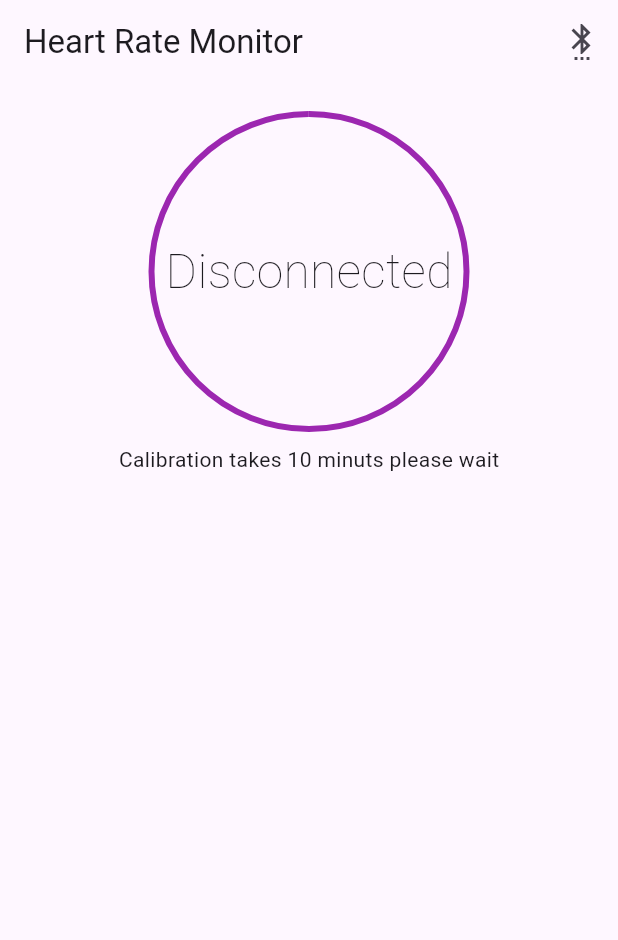
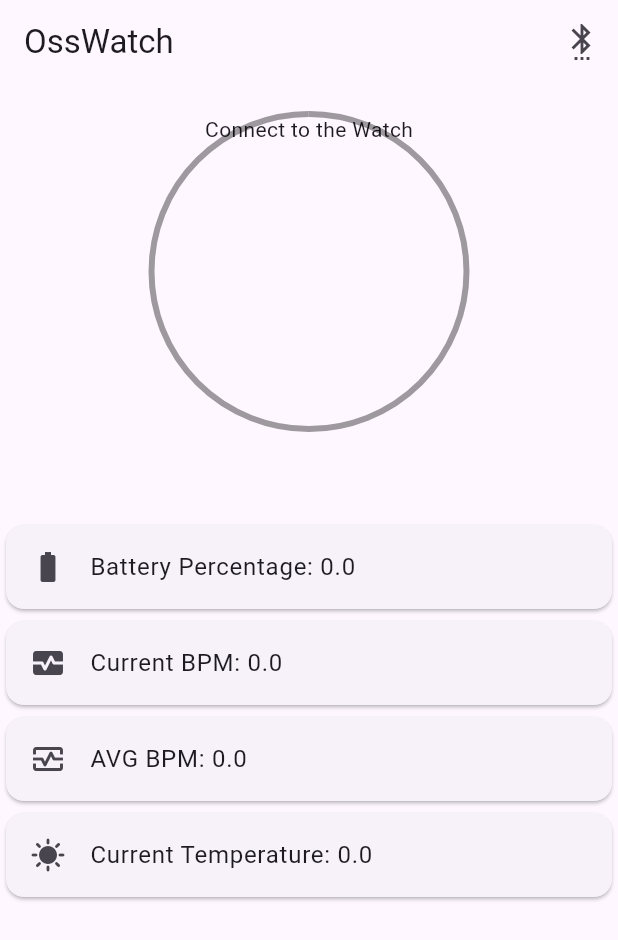
Before and after one commit to iSpammer/esp32_smartwatch_app_manager, a Flutter app: the screen it shows after launch, on a phone screen of 412 x 824 dp. Shown: the top 940 px of the screen. Run offline on Flutter 3.47's test engine with Material 2 defaults, Android fonts, the phone set to English and light mode, and no system bars; our stand-ins replace flutter_bluetooth_serial, lottie.

Commit message:
2nd kommit

```diff
--- a/lib/main.dart
+++ b/lib/main.dart
@@ -12,12 +12,12 @@ class MyApp extends StatelessWidget {
   @override
   Widget build(BuildContext context) {
     return MaterialApp(
-      title: 'Soil Humidity App',
+      title: 'OssWatch',
       theme: ThemeData(
         primarySwatch: Colors.green,
         useMaterial3: true,
       ),
-      home: const MyHomePage(title: 'Heart Rate Monitor'),
+      home: const MyHomePage(title: 'OssWatch'),
     );
   }
 }
--- a/lib/my_home_page.dart
+++ b/lib/my_home_page.dart
@@ -30,6 +30,8 @@ class _MyHomePageState extends State<MyHomePage> {
   double? percentValue;
   double? avgvalue = 0;
   double? currvalue = 0;
+  double? temp = 0;
+  double? batSOC = 0;
 
   void _onDataReceived(Uint8List data) {
     // Allocate buffer for parsed data
@@ -79,11 +81,15 @@ class _MyHomePageState extends State<MyHomePage> {
     var dateList = message.split(" ");
     double? analogMessage = double.tryParse(dateList[0].trim());
     double? analogMessage2 = double.tryParse(dateList[1].trim());
+    double? analogMessage3 = double.tryParse(dateList[2].trim());
+    double? analogMessage4 = double.tryParse(dateList[3].trim());
     setState(() {
       var percent = (analogMessage ?? 0) / 220;
-      percentValue = percent ; // inverse percent
+      percentValue = percent; // inverse percent
       avgvalue = analogMessage;
       currvalue = analogMessage2;
+      batSOC = analogMessage3;
+      temp = analogMessage4;
     });
 
     print("new msg $dateList perc ${percentValue!}");
@@ -136,7 +142,7 @@ class _MyHomePageState extends State<MyHomePage> {
         width: double.infinity,
         child: Column(
           children: [
-            const SizedBox(height: 20),
+            const SizedBox(height: 20,),
             Builder(
               builder: (context) {
                 switch (_btStatus) {
@@ -146,15 +152,19 @@ class _MyHomePageState extends State<MyHomePage> {
                     return PercentIndicator.connecting();
                   case BluetoothConnectionState.connected:
                     return PercentIndicator.connected(
-                      percent: percentValue ?? 0,
+                      percent: batSOC!/100 ?? 0,
                       avgValue: avgvalue!.toString(),
-
                     );
                   case BluetoothConnectionState.error:
                     return const PercentIndicator.error();
                 }
               },
             ),
+            const SizedBox(height: 50),
+            Card(child: ListTile(leading: Icon(Icons.battery_std) ,title: Text("Battery Percentage: ${batSOC!}"),),),
+            Card(child: ListTile(leading: Icon(Icons.monitor_heart) ,title: Text("Current BPM: ${currvalue!}"),),),
+            Card(child: ListTile(leading: Icon(Icons.monitor_heart_outlined) ,title: Text("AVG BPM: ${avgvalue!}"),),),
+            Card(child: ListTile(leading: Icon(Icons.sunny) ,title: Text("Current Temperature: ${temp!}"),),),
 
           ],
         ),
--- a/lib/percent_indicator.dart
+++ b/lib/percent_indicator.dart
@@ -8,7 +8,7 @@ class PercentIndicator extends StatelessWidget {
   final String? currValue;
 
   const PercentIndicator.connected({super.key, required this.percent, this.avgValue, this.currValue})
-      : color = null,
+      : color = Colors.green,
         _message = null;
 
   PercentIndicator.connecting({super.key})
@@ -23,7 +23,7 @@ class PercentIndicator extends StatelessWidget {
         avgValue = null,
         currValue = null,
       _message = 'Disconnected',
-        color = Colors.purple;
+        color = Colors.black38;
 
   const PercentIndicator.error({super.key})
       : percent = 1.0,
@@ -36,41 +36,57 @@ class PercentIndicator extends StatelessWidget {
   Widget build(BuildContext context) {
     return Column(
       children: [
+
             Stack(
               children: [
-            SizedBox(
+             Row(
+                  mainAxisAlignment: MainAxisAlignment.center,
+                  children: [
+                    _message == 'Disconnected' ? Container(child: Text("Connect to the Watch"),) :Container(
+                      //margin: EdgeInsets.all(20),
+                      width: 200,
+                      height: 205,
+                      decoration: BoxDecoration(
+                        shape: BoxShape.circle,
+                        image: DecorationImage(
+                          image: AssetImage(
+                              'assets/twatch.jpeg'),
+                        ),
+                      ),
+                    ),
+                  ],
+                ),
+                Row(
+                    mainAxisAlignment: MainAxisAlignment.center,
+                    children:[ SizedBox(
                       height: 210,
                       width: 210,
                       child: CircularProgressIndicator(
                         value: percent,
-                color: color,
-              ),
-            ),
-            SizedBox(
-              height: 210,
-              width: 210,
-              child: Center(
-                child: Text(
-                  _message != null
-                      ? _message!
-                      : '${((percent ?? 0) * 100).toStringAsFixed(0)}%',
-                  style: const TextStyle(
-                    fontSize: 32,
-                    fontWeight: FontWeight.w200,
-                  ),
-                ),
+                        color: (percent!*100) < 20 ? Colors.red : (percent!*100) <35 && (percent!*100) > 20 ? Colors.orange : color,
                       ),
                     ),
 
+                    ]
+                ),
               ],
             ),
+
+
+            // SizedBox(
+            //   height: 210,
+            //   width: 210,
+            //   child: CircularProgressIndicator(
+            //     value: percent,
+            //     color: color,
+            //   ),
+            // ),
+
+
         SizedBox(
           height: 10,
         ),
-        Text(avgValue == null || avgValue == "0" || percent == 0
-            ? "Calibration takes 10 minuts please wait"
-            : "Average BPM is " + avgValue!),
-        currValue == null || currValue == 0 ? Text("") : Text("Current Value is "+currValue.toString())
+
       ],
     );
   }
--- a/pubspec.yaml
+++ b/pubspec.yaml
@@ -61,8 +61,8 @@ flutter:
   uses-material-design: true
 
   # To add assets to your application, add an assets section, like this:
-  # assets:
-  #   - images/a_dot_burr.jpeg
+  assets:
+    - assets/twatch.jpeg
   #   - images/a_dot_ham.jpeg
 
   # An image asset can refer to one or more resolution-specific "variants", see
```
Also changed, not shown: assets/twatch.jpeg (added). Lines whose indentation alone changed are shown as unchanged.
